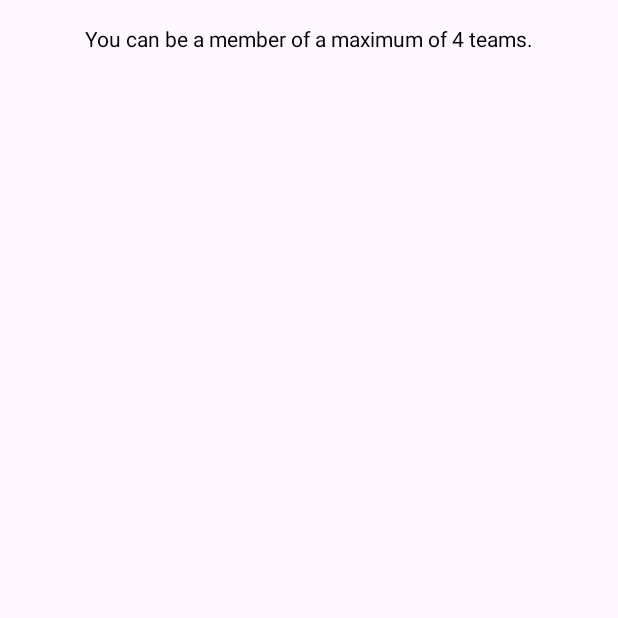
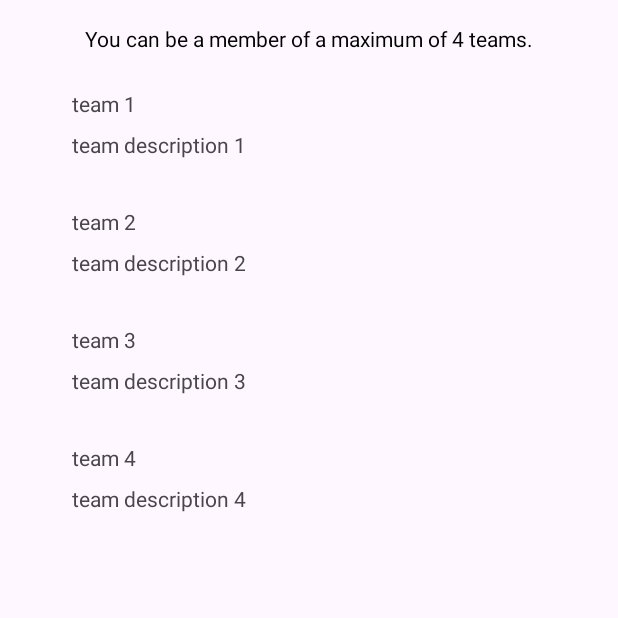
Before and after one commit to rabaduptis/TeamUP, an Android app: the screen it shows after launch once a user with an empty profile is signed in (MainActivity), on a phone screen of 412 x 824 dp, the top half of it. Run offline under Robolectric (Android 15) with nearby library versions, the phone set to English and light mode, and no system bars; our stand-ins replace Firebase (no records; nobody signed in at launch, a user with empty details on screens opened directly).

Commit message:
add custom view to recyclerview

```diff
--- a/app/src/main/java/com/root14/teamup/MainActivity.kt
+++ b/app/src/main/java/com/root14/teamup/MainActivity.kt
@@ -2,8 +2,12 @@ package com.root14.teamup
 
 import android.os.Bundle
 import androidx.appcompat.app.AppCompatActivity
+import androidx.recyclerview.widget.LinearLayoutManager
+import androidx.recyclerview.widget.RecyclerView
 import com.root14.teamup.databinding.ActivityLoginBinding
 import com.root14.teamup.databinding.ActivityMainBinding
+import com.root14.teamup.model.TeamModel
+import com.root14.teamup.view.adapter.TeamsAdapter
 
 class MainActivity : AppCompatActivity() {
 
@@ -13,6 +17,21 @@ class MainActivity : AppCompatActivity() {
         super.onCreate(savedInstanceState)
         binding = ActivityMainBinding.inflate(layoutInflater)
         setContentView(binding.root)
+
+
+        val listItems = mutableListOf<TeamModel>()
+
+        for (i in 1..4) {
+            listItems.add(TeamModel("team $i", "team description $i"))
+        }
+
+
+        val myManager: RecyclerView.LayoutManager = LinearLayoutManager(this)
+        val myAdaapter: RecyclerView.Adapter<*> = TeamsAdapter(listItems)
+
+        binding.recyclerViewTeams.layoutManager = myManager;
+        binding.recyclerViewTeams.adapter = myAdaapter;
+        binding.recyclerViewTeams.setHasFixedSize(true);
     }
 
 }
--- /dev/null
+++ b/app/src/main/java/com/root14/teamup/model/TeamModel.kt
@@ -0,0 +1,3 @@
+package com.root14.teamup.model
+
+data class TeamModel(val teamName: String, val teamDescription: String)
--- /dev/null
+++ b/app/src/main/java/com/root14/teamup/view/adapter/TeamsAdapter.kt
@@ -0,0 +1,40 @@
+package com.root14.teamup.view.adapter
+
+import android.view.LayoutInflater
+import android.view.View
+import android.view.ViewGroup
+import android.widget.TextView
+import androidx.recyclerview.widget.RecyclerView
+import com.root14.teamup.R
+import com.root14.teamup.model.TeamModel
+
+class TeamsAdapter(val data: List<TeamModel>) :
+    RecyclerView.Adapter<TeamsAdapter.TeamsViewHolder>() {
+
+    inner class TeamsViewHolder(itemView: View) : RecyclerView.ViewHolder(itemView) {
+        val teamName: TextView = itemView.findViewById(R.id.textView_team_name)
+        val teamDescription: TextView = itemView.findViewById(R.id.textView_team_description)
+    }
+
+    override fun onCreateViewHolder(
+        parent: ViewGroup, viewType: Int
+    ): TeamsAdapter.TeamsViewHolder {
+
+        val context = parent.context
+        val inflater = LayoutInflater.from(context)
+
+        val teamView0 = inflater.inflate(R.layout.main_teams_custom_view, parent, false)
+        return TeamsViewHolder(teamView0)
+    }
+
+    override fun getItemCount(): Int {
+        return data.size
+    }
+
+    override fun onBindViewHolder(holder: TeamsAdapter.TeamsViewHolder, position: Int) {
+        val team = data[position]
+        holder.teamName.text = team.teamName
+        holder.teamDescription.text = team.teamDescription
+    }
+
+}
--- /dev/null
+++ b/app/src/main/res/layout/main_teams_custom_view.xml
@@ -0,0 +1,31 @@
+<?xml version="1.0" encoding="utf-8"?>
+<androidx.constraintlayout.widget.ConstraintLayout xmlns:android="http://schemas.android.com/apk/res/android"
+    xmlns:app="http://schemas.android.com/apk/res-auto"
+    xmlns:tools="http://schemas.android.com/tools"
+    android:layout_width="match_parent"
+    android:layout_height="wrap_content">
+
+    <TextView
+        android:id="@+id/textView_team_name"
+        android:layout_width="wrap_content"
+        android:layout_height="wrap_content"
+        android:layout_marginStart="16dp"
+        android:layout_marginTop="16dp"
+        android:text="default team name"
+        app:layout_constraintStart_toStartOf="parent"
+        app:layout_constraintTop_toTopOf="parent" />
+
+    <TextView
+        android:id="@+id/textView_team_description"
+        android:layout_width="0dp"
+        android:layout_height="wrap_content"
+        android:layout_marginStart="16dp"
+        android:layout_marginTop="8dp"
+        android:layout_marginEnd="8dp"
+        android:layout_marginBottom="16dp"
+        android:text="Lorem ipsum dolor sit amet, consectetur adipiscing elit. Praesent et ex metus. Sed semper gravida varius. Sed a purus at nulla porta lobortis. Proin nec mi vestibulum, euismod quam et, tincidunt tortor."
+        app:layout_constraintBottom_toBottomOf="parent"
+        app:layout_constraintEnd_toEndOf="parent"
+        app:layout_constraintStart_toStartOf="parent"
+        app:layout_constraintTop_toBottomOf="@+id/textView_team_name" />
+</androidx.constraintlayout.widget.ConstraintLayout>
```
